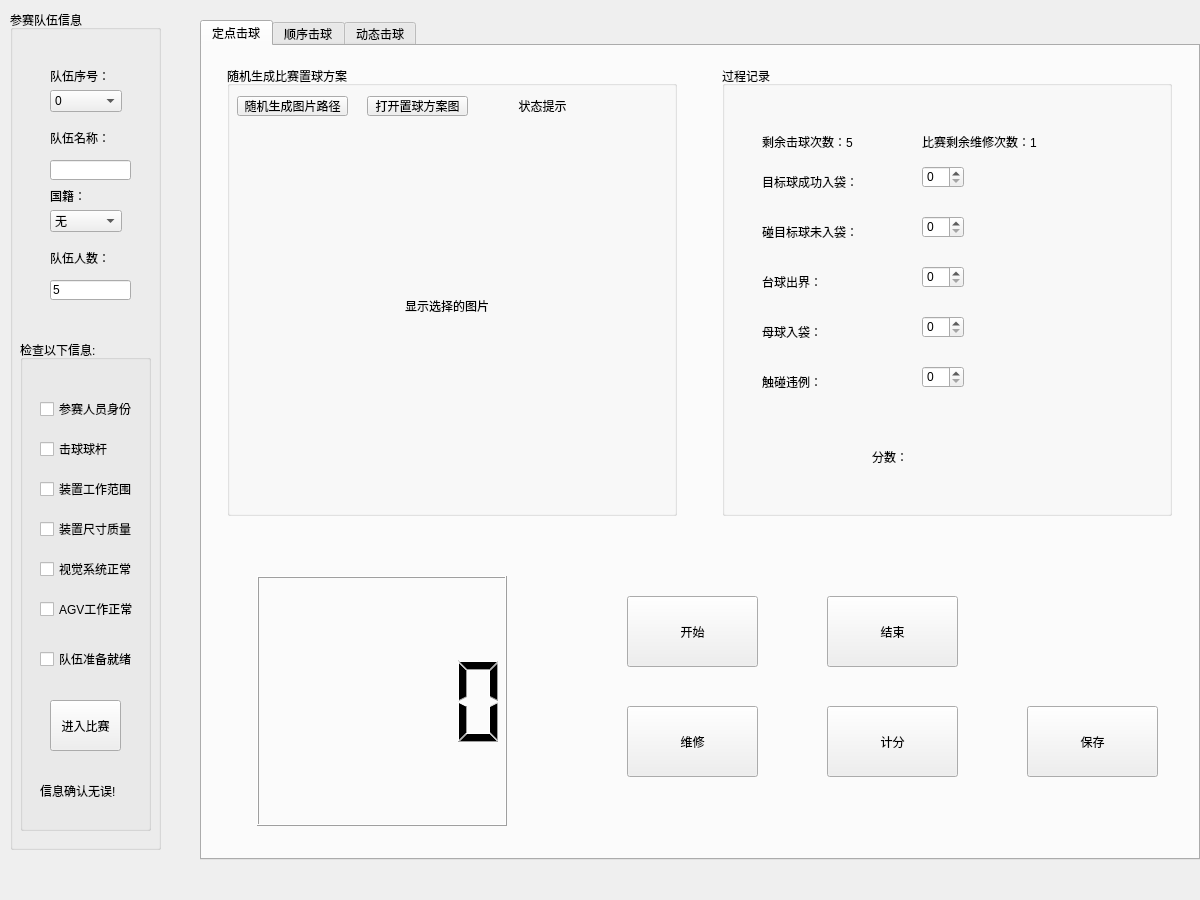
Qt form ui/match_control.ui (liyixiang19/match_referee) before a commit.
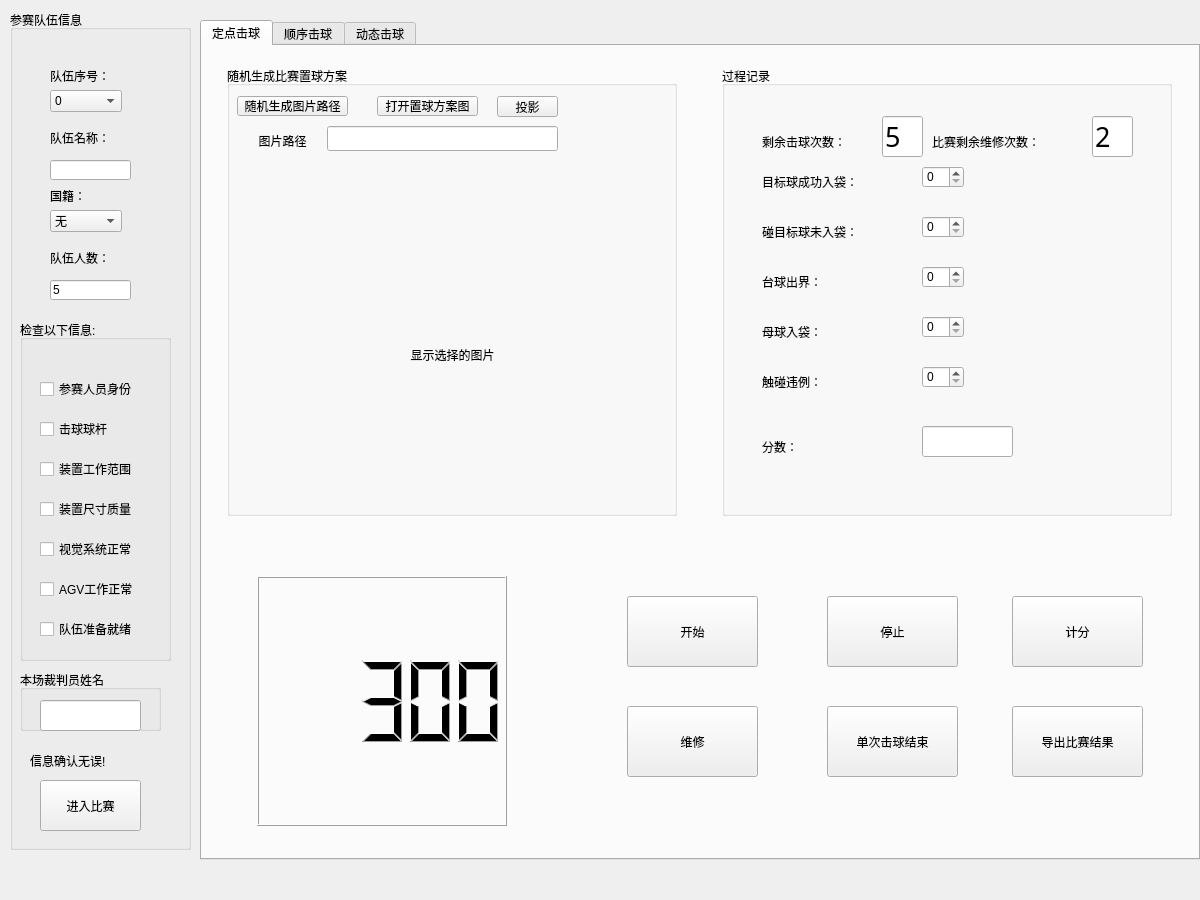
The same form after that commit.

Commit message: 实现了界面中定点击球的裁判逻辑

Diff of the .ui file:
```diff
--- a/ui/match_control.ui
+++ b/ui/match_control.ui
@@ -60,20 +60,20 @@
      <widget class="QLabel" name="label_status1">
       <property name="geometry">
        <rect>
-        <x>240</x>
-        <y>30</y>
-        <width>151</width>
-        <height>21</height>
+        <x>10</x>
+        <y>60</y>
+        <width>91</width>
+        <height>31</height>
        </rect>
       </property>
       <property name="text">
-       <string>&lt;html&gt;&lt;head/&gt;&lt;body&gt;&lt;p align=&quot;center&quot;&gt;状态提示&lt;/p&gt;&lt;/body&gt;&lt;/html&gt;</string>
+       <string>&lt;html&gt;&lt;head/&gt;&lt;body&gt;&lt;p align=&quot;center&quot;&gt;图片路径&lt;/p&gt;&lt;/body&gt;&lt;/html&gt;</string>
       </property>
      </widget>
      <widget class="QPushButton" name="Button_open_image1">
       <property name="geometry">
        <rect>
-        <x>140</x>
+        <x>150</x>
         <y>30</y>
         <width>101</width>
         <height>20</height>
@@ -89,23 +89,46 @@
       </property>
       <property name="geometry">
        <rect>
-        <x>70</x>
-        <y>70</y>
-        <width>300</width>
-        <height>300</height>
+        <x>20</x>
+        <y>139</y>
+        <width>411</width>
+        <height>261</height>
        </rect>
       </property>
       <property name="text">
        <string>&lt;html&gt;&lt;head/&gt;&lt;body&gt;&lt;p align=&quot;center&quot;&gt;&lt;br/&gt;&lt;/p&gt;&lt;p align=&quot;center&quot;&gt;显示选择的图片&lt;/p&gt;&lt;/body&gt;&lt;/html&gt;</string>
       </property>
      </widget>
+     <widget class="QPushButton" name="Button_projection1">
+      <property name="geometry">
+       <rect>
+        <x>270</x>
+        <y>30</y>
+        <width>61</width>
+        <height>21</height>
+       </rect>
+      </property>
+      <property name="text">
+       <string>投影</string>
+      </property>
+     </widget>
+     <widget class="QLineEdit" name="lineEdit_image_path1">
+      <property name="geometry">
+       <rect>
+        <x>100</x>
+        <y>60</y>
+        <width>231</width>
+        <height>25</height>
+       </rect>
+      </property>
+     </widget>
     </widget>
     <widget class="QWidget" name="widget" native="true">
      <property name="geometry">
       <rect>
        <x>25</x>
        <y>500</y>
-       <width>950</width>
+       <width>751</width>
        <height>300</height>
       </rect>
      </property>
@@ -144,6 +167,9 @@
         <height>250</height>
        </rect>
       </property>
+      <property name="intValue" stdset="0">
+       <number>300</number>
+      </property>
      </widget>
      <widget class="QToolButton" name="Button_matchstop1">
       <property name="geometry">
@@ -155,7 +181,7 @@
        </rect>
       </property>
       <property name="text">
-       <string>结束</string>
+       <string>停止</string>
       </property>
      </widget>
      <widget class="QToolButton" name="Button_computepoints1">
@@ -168,20 +194,7 @@
        </rect>
       </property>
       <property name="text">
-       <string>计分</string>
-      </property>
-     </widget>
-     <widget class="QToolButton" name="Button_savepoints1">
-      <property name="geometry">
-       <rect>
-        <x>800</x>
-        <y>160</y>
-        <width>131</width>
-        <height>71</height>
-       </rect>
-      </property>
-      <property name="text">
-       <string>保存</string>
+       <string>单次击球结束</string>
       </property>
      </widget>
     </widget>
@@ -207,7 +220,7 @@
        </rect>
       </property>
       <property name="text">
-       <string>剩余击球次数：5</string>
+       <string>剩余击球次数：</string>
       </property>
      </widget>
      <widget class="QLabel" name="label_successin1">
@@ -239,14 +252,14 @@
      <widget class="QLabel" name="label_repairtimes1">
       <property name="geometry">
        <rect>
-        <x>200</x>
+        <x>210</x>
         <y>50</y>
-        <width>121</width>
+        <width>151</width>
         <height>51</height>
        </rect>
       </property>
       <property name="text">
-       <string>比赛剩余维修次数：1</string>
+       <string>比赛剩余维修次数：</string>
       </property>
      </widget>
      <widget class="QLabel" name="label_balloutarea1">
@@ -341,14 +354,107 @@
      <widget class="QLabel" name="label_totalpoints1">
       <property name="geometry">
        <rect>
-        <x>150</x>
+        <x>40</x>
+        <y>370</y>
+        <width>41</width>
+        <height>21</height>
+       </rect>
+      </property>
+      <property name="text">
+       <string>分数：</string>
+      </property>
+     </widget>
+     <widget class="QLineEdit" name="lineEdit_remain_times1">
+      <property name="geometry">
+       <rect>
+        <x>160</x>
+        <y>50</y>
+        <width>41</width>
+        <height>41</height>
+       </rect>
+      </property>
+      <property name="font">
+       <font>
+        <family>微软雅黑</family>
+        <pointsize>20</pointsize>
+       </font>
+      </property>
+      <property name="text">
+       <string>5</string>
+      </property>
+     </widget>
+     <widget class="QLineEdit" name="lineEdit_remain_repair_times1">
+      <property name="geometry">
+       <rect>
+        <x>370</x>
+        <y>50</y>
+        <width>41</width>
+        <height>41</height>
+       </rect>
+      </property>
+      <property name="font">
+       <font>
+        <family>微软雅黑</family>
+        <pointsize>20</pointsize>
+       </font>
+      </property>
+      <property name="text">
+       <string>2</string>
+      </property>
+     </widget>
+     <widget class="QLineEdit" name="lineEdit_score1">
+      <property name="geometry">
+       <rect>
+        <x>200</x>
         <y>360</y>
-        <width>141</width>
-        <height>61</height>
+        <width>91</width>
+        <height>31</height>
        </rect>
       </property>
+      <property name="font">
+       <font>
+        <family>微软雅黑</family>
+        <pointsize>20</pointsize>
+       </font>
+      </property>
       <property name="text">
-       <string>分数：</string>
+       <string/>
+      </property>
+     </widget>
+    </widget>
+    <widget class="QWidget" name="widget_result" native="true">
+     <property name="geometry">
+      <rect>
+       <x>800</x>
+       <y>500</y>
+       <width>151</width>
+       <height>301</height>
+      </rect>
+     </property>
+     <widget class="QToolButton" name="Button_compute_points1">
+      <property name="geometry">
+       <rect>
+        <x>10</x>
+        <y>50</y>
+        <width>131</width>
+        <height>71</height>
+       </rect>
+      </property>
+      <property name="text">
+       <string>计分</string>
+      </property>
+     </widget>
+     <widget class="QToolButton" name="Button_save1">
+      <property name="geometry">
+       <rect>
+        <x>10</x>
+        <y>160</y>
+        <width>131</width>
+        <height>71</height>
+       </rect>
+      </property>
+      <property name="text">
+       <string>导出比赛结果</string>
       </property>
      </widget>
     </widget>
@@ -1027,7 +1133,7 @@
     <rect>
      <x>10</x>
      <y>10</y>
-     <width>151</width>
+     <width>181</width>
      <height>840</height>
     </rect>
    </property>
@@ -1194,9 +1300,9 @@
     <property name="geometry">
      <rect>
       <x>10</x>
-      <y>330</y>
-      <width>131</width>
-      <height>491</height>
+      <y>310</y>
+      <width>151</width>
+      <height>341</height>
      </rect>
     </property>
     <property name="title">
@@ -1272,7 +1378,7 @@
       <rect>
        <x>20</x>
        <y>260</y>
-       <width>101</width>
+       <width>131</width>
        <height>18</height>
       </rect>
      </property>
@@ -1284,7 +1390,7 @@
      <property name="geometry">
       <rect>
        <x>20</x>
-       <y>310</y>
+       <y>300</y>
        <width>101</width>
        <height>18</height>
       </rect>
@@ -1293,32 +1399,58 @@
       <string>队伍准备就绪</string>
      </property>
     </widget>
-    <widget class="QLabel" name="label_teaminfomation">
+   </widget>
+   <widget class="QToolButton" name="toolButton_enter_match">
+    <property name="geometry">
+     <rect>
+      <x>30</x>
+      <y>770</y>
+      <width>101</width>
+      <height>51</height>
+     </rect>
+    </property>
+    <property name="text">
+     <string>进入比赛</string>
+    </property>
+   </widget>
+   <widget class="QGroupBox" name="groupBox_referee_name">
+    <property name="geometry">
+     <rect>
+      <x>10</x>
+      <y>660</y>
+      <width>141</width>
+      <height>61</height>
+     </rect>
+    </property>
+    <property name="title">
+     <string>本场裁判员姓名</string>
+    </property>
+    <widget class="QLineEdit" name="lineEdit_referee_name">
      <property name="geometry">
       <rect>
        <x>20</x>
-       <y>430</y>
-       <width>91</width>
-       <height>41</height>
+       <y>30</y>
+       <width>101</width>
+       <height>31</height>
       </rect>
      </property>
      <property name="text">
-      <string>信息确认无误!</string>
+      <string/>
      </property>
     </widget>
-    <widget class="QToolButton" name="toolButton_entermatch">
-     <property name="geometry">
-      <rect>
-       <x>30</x>
-       <y>360</y>
-       <width>71</width>
-       <height>51</height>
-      </rect>
-     </property>
-     <property name="text">
-      <string>进入比赛</string>
-     </property>
-    </widget>
+   </widget>
+   <widget class="QLabel" name="label_teaminfomation">
+    <property name="geometry">
+     <rect>
+      <x>20</x>
+      <y>730</y>
+      <width>121</width>
+      <height>41</height>
+     </rect>
+    </property>
+    <property name="text">
+     <string>信息确认无误!</string>
+    </property>
    </widget>
   </widget>
  </widget>
```
Left out of the diff: 8 changed lines with no effect on the pictures. The commit also changes 16 other files.
